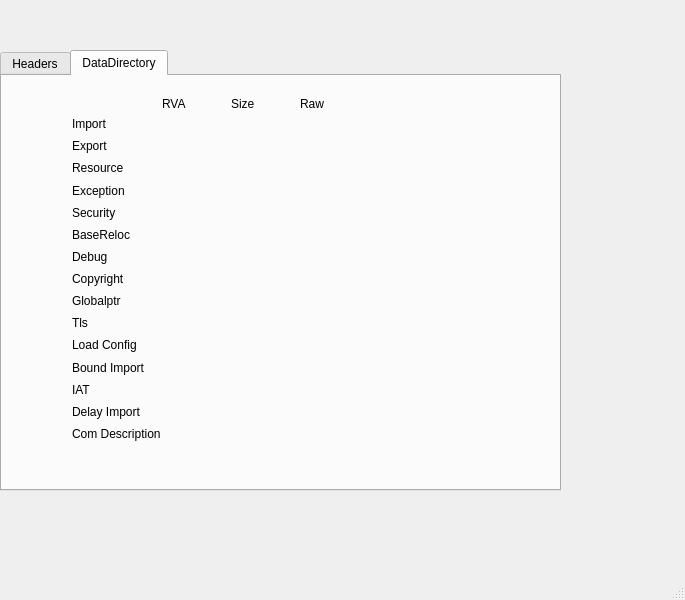
This is pewindow.ui in ksmaster/PETools as Qt 5 draws it before an edit. The edited form follows.
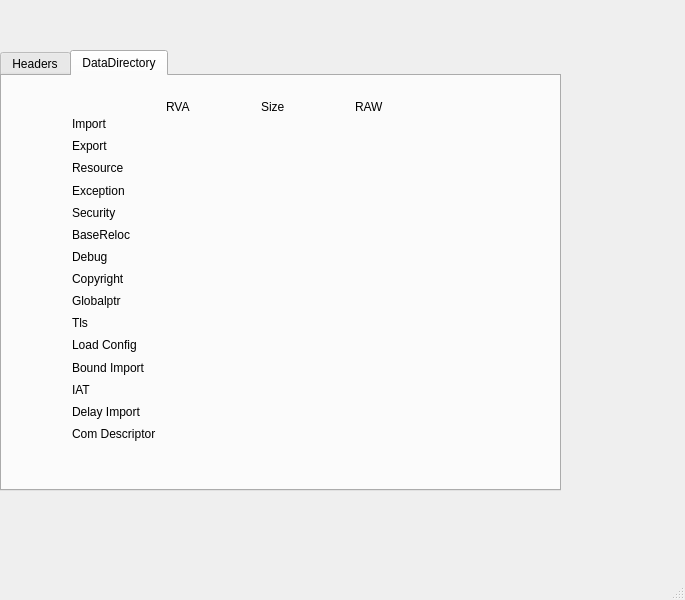
This is the edited form. The open tabs and pages were chosen to show the change. Custom widgets are drawn as their Qt base class.

```diff
--- a/pewindow.ui
+++ b/pewindow.ui
@@ -241,45 +241,12 @@
      <attribute name="title">
       <string>DataDirectory</string>
      </attribute>
-     <widget class="QWidget" name="layoutWidget">
-      <property name="geometry">
-       <rect>
-        <x>160</x>
-        <y>20</y>
-        <width>201</width>
-        <height>16</height>
-       </rect>
-      </property>
-      <layout class="QHBoxLayout" name="horizontalLayout">
-       <item>
-        <widget class="QLabel" name="label">
-         <property name="text">
-          <string>RVA</string>
-         </property>
-        </widget>
-       </item>
-       <item>
-        <widget class="QLabel" name="label_3">
-         <property name="text">
-          <string>Size</string>
-         </property>
-        </widget>
-       </item>
-       <item>
-        <widget class="QLabel" name="label_5">
-         <property name="text">
-          <string>Raw</string>
-         </property>
-        </widget>
-       </item>
-      </layout>
-     </widget>
      <widget class="QWidget" name="layoutWidget">
       <property name="geometry">
        <rect>
         <x>70</x>
         <y>40</y>
-        <width>291</width>
+        <width>371</width>
         <height>326</height>
        </rect>
       </property>
@@ -737,7 +704,7 @@
          <item>
           <widget class="QLabel" name="label_77">
            <property name="text">
-            <string>Com Description</string>
+            <string>Com Descriptor</string>
            </property>
           </widget>
          </item>
@@ -766,6 +733,46 @@
        </item>
       </layout>
      </widget>
+     <widget class="QWidget" name="layoutWidget">
+      <property name="geometry">
+       <rect>
+        <x>70</x>
+        <y>20</y>
+        <width>371</width>
+        <height>21</height>
+       </rect>
+      </property>
+      <layout class="QHBoxLayout" name="horizontalLayout">
+       <item>
+        <widget class="QLabel" name="label">
+         <property name="text">
+          <string/>
+         </property>
+        </widget>
+       </item>
+       <item>
+        <widget class="QLabel" name="label_3">
+         <property name="text">
+          <string>RVA</string>
+         </property>
+        </widget>
+       </item>
+       <item>
+        <widget class="QLabel" name="label_5">
+         <property name="text">
+          <string>Size</string>
+         </property>
+        </widget>
+       </item>
+       <item>
+        <widget class="QLabel" name="label_9">
+         <property name="text">
+          <string>RAW</string>
+         </property>
+        </widget>
+       </item>
+      </layout>
+     </widget>
     </widget>
    </widget>
    <widget class="QLabel" name="lblPEPath">
```
Left out of the diff: 62 changed lines with no effect on the pictures.
